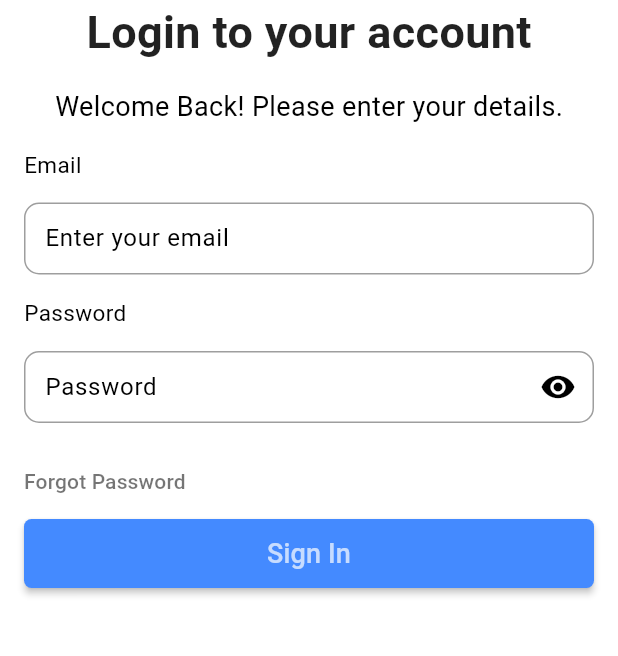
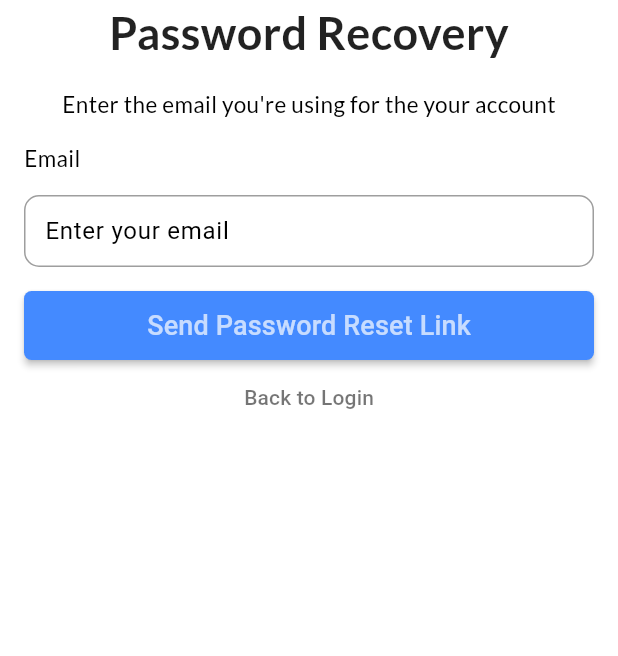
Before and after one commit to bryanmisa/LoginUI, a Flutter app: the screen it shows after launch, after a tap on "Forgot Password", on a phone screen of 412 x 824 dp, the part 324-980 px from its top. Run offline on Flutter 3.47's test engine with Material 3 defaults, Android fonts, the phone set to English and light mode, and no system bars; our stand-ins replace flutter_svg, google_fonts.

Commit message:
Updated login_screen.dart

```diff
--- a/lib/components/custom_text.dart
+++ b/lib/components/custom_text.dart
@@ -1,4 +1,5 @@
 import 'package:flutter/material.dart';
+import 'package:google_fonts/google_fonts.dart';
 
 enum CustomFontWeight {
   light,
@@ -35,10 +36,12 @@ class CustomText extends StatelessWidget {
   Widget build(BuildContext context) {
     return Text(
       text,
-      style: TextStyle(
-        fontSize: fontSize,
-        fontWeight: _getFontWeight(),
-        color: color,
+      style: GoogleFonts.lato(
+        textStyle: TextStyle(
+          fontSize: fontSize,
+          fontWeight: _getFontWeight(),
+          color: color,
+        ),
       ),
     );
   }
--- a/lib/presentations/screens/forgot_password_screen.dart
+++ b/lib/presentations/screens/forgot_password_screen.dart
@@ -1,4 +1,10 @@
 import 'package:flutter/material.dart';
+import 'package:flutter_svg/flutter_svg.dart';
+import 'package:login_ui/components/custom_elevatedbutton.dart';
+import 'package:login_ui/components/custom_text.dart';
+import 'package:login_ui/components/custom_textfield.dart';
+import 'package:login_ui/constants/constants.dart';
+import 'package:login_ui/presentations/screens/login_screen.dart';
 
 class ForgotPasswordScreen extends StatefulWidget {
   const ForgotPasswordScreen({super.key});
@@ -8,8 +14,112 @@ class ForgotPasswordScreen extends StatefulWidget {
 }
 
 class _ForgotPasswordScreenState extends State<ForgotPasswordScreen> {
+  final TextEditingController _emailController = TextEditingController();
+
+  void dispose() {
+    // Dispose of the controller when the widget is disposed
+    _emailController.dispose();
+    super.dispose();
+  }
+
+  void _backToLogin(BuildContext context) {
+    // Navigate to the second screen
+    Navigator.push(
+      context,
+      MaterialPageRoute(builder: (context) => const LoginScreen()),
+    );
+  }
+
   @override
   Widget build(BuildContext context) {
-    return const Placeholder();
+    return Scaffold(
+      body: Padding(
+        padding: const EdgeInsets.all(16.0),
+        child: SafeArea(
+          child: SingleChildScrollView(
+            child: Column(
+              children: [
+                Column(
+                  mainAxisAlignment: MainAxisAlignment.start,
+                  children: [
+                    SizedBox(
+                      width: 200,
+                      height: 200,
+                      child: SvgPicture.asset(
+                        LoginUIConstants.logoImage,
+                        fit: BoxFit.contain,
+                      ),
+                    ),
+                    const CustomText(
+                      text: 'Password Recovery',
+                      fontSize: 30,
+                      fontWeight: CustomFontWeight.bold,
+                      color: Colors.black87,
+                    ),
+                    const SizedBox(
+                      height: 15,
+                    ),
+                    const CustomText(
+                        text:
+                            "Enter the email you're using for the your account",
+                        fontSize: 15),
+                  ],
+                ),
+                Column(
+                  crossAxisAlignment: CrossAxisAlignment.start,
+                  children: [
+                    const SizedBox(
+                      height: 15,
+                    ),
+                    const CustomText(text: 'Email', fontSize: 15),
+                    const SizedBox(
+                      height: 15,
+                    ),
+                    TextFieldWidget(
+                      textEditingController: _emailController,
+                      labelText: 'Enter your email',
+                      isPassword: false,
+                    ),
+                    const SizedBox(
+                      height: 15,
+                    ),
+                    Row(
+                      mainAxisAlignment: MainAxisAlignment.center,
+                      children: [
+                        Expanded(
+                          child: CustomElevatedButton(
+                            text: 'Send Password Reset Link',
+                            onPressed: () => print('Button is pressed'),
+                            padding: const EdgeInsets.symmetric(
+                                horizontal: 20.0, vertical: 10.0),
+                            shape: RoundedRectangleBorder(
+                              borderRadius: BorderRadius.circular(5.0),
+                            ),
+                            textStyle: const TextStyle(fontSize: 18.0),
+                            backgroundColor: Colors.blueAccent,
+                            foregroundColor: Colors.white70,
+                          ),
+                        ),
+                      ],
+                    ),
+                  ],
+                ),
+                TextButton(
+                  style: ButtonStyle(
+                    overlayColor: MaterialStateProperty.all(Colors.transparent),
+                    padding: MaterialStateProperty.all(EdgeInsets.zero),
+                  ),
+                  onPressed: () => _backToLogin(context),
+                  child: const Text(
+                    'Back to Login',
+                    style: TextStyle(color: Colors.black54),
+                  ),
+                ),
+              ],
+            ),
+          ),
+        ),
+      ),
+    );
   }
 }
--- a/lib/presentations/screens/login_screen.dart
+++ b/lib/presentations/screens/login_screen.dart
@@ -4,6 +4,7 @@ import 'package:login_ui/components/custom_elevatedbutton.dart';
 import 'package:login_ui/components/custom_text.dart';
 import 'package:login_ui/components/custom_textfield.dart';
 import 'package:login_ui/constants/constants.dart';
+import 'package:login_ui/presentations/screens/forgot_password_screen.dart';
 
 class LoginScreen extends StatefulWidget {
   const LoginScreen({super.key});
@@ -21,6 +22,15 @@ class _LoginScreenState extends State<LoginScreen> {
     _emailController.dispose();
     _passwordController.dispose();
     super.dispose();
+  }
+
+  // forgot password function
+  void _onForgotPasswordPressed(BuildContext context) {
+    // Navigate to the second screen
+    Navigator.push(
+      context,
+      MaterialPageRoute(builder: (context) => ForgotPasswordScreen()),
+    );
   }
 
   @override
@@ -93,7 +103,7 @@ class _LoginScreenState extends State<LoginScreen> {
                             MaterialStateProperty.all(Colors.transparent),
                         padding: MaterialStateProperty.all(EdgeInsets.zero),
                       ),
-                      onPressed: () {},
+                      onPressed: () => _onForgotPasswordPressed(context),
                       child: const Text(
                         'Forgot Password',
                         style: TextStyle(color: Colors.black54),
--- a/pubspec.yaml
+++ b/pubspec.yaml
@@ -36,6 +36,8 @@ dependencies:
   # Use with the CupertinoIcons class for iOS style icons.
   cupertino_icons: ^1.0.2
   flutter_svg: ^2.0.9
+  google_fonts: ^6.1.0
+
 
 dev_dependencies:
   flutter_test:
```
Also changed, not shown: pubspec.lock.
